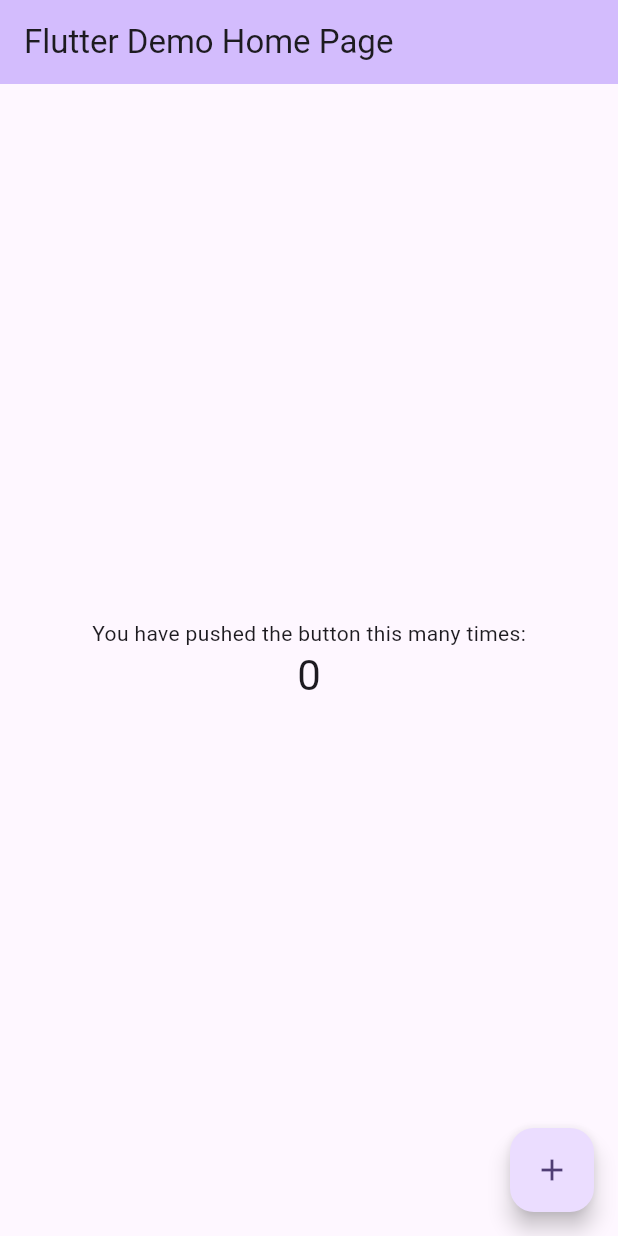
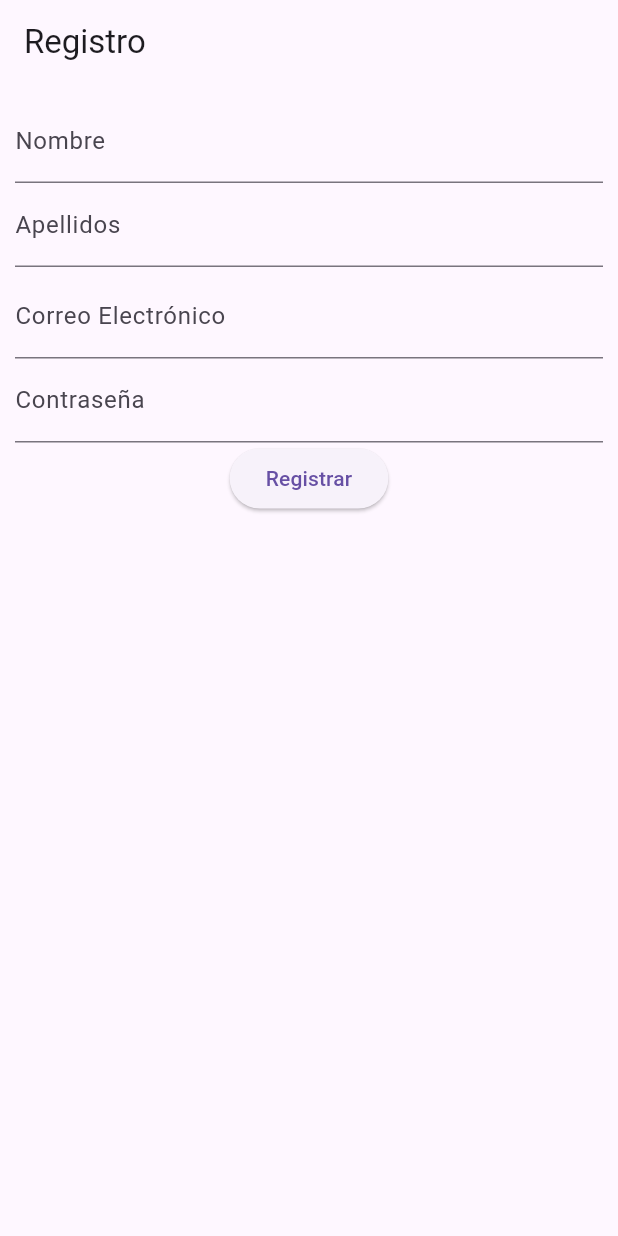
Before and after one commit to emmayforeveralone/PI_ENCENCIDO_IA, a Flutter app: the screen it shows after launch, on a phone screen of 412 x 824 dp. Run offline on Flutter 3.47's test engine with Material 3 defaults, Android fonts, the light colour scheme and no system bars.

Commit message:
archivos login, usuario y registro creados

```diff
--- /dev/null
+++ b/lib/Registro/formRegistro.dart
@@ -0,0 +1,60 @@
+import 'package:flutter/material.dart';
+
+
+class Formregistro extends StatefulWidget {
+  const Formregistro({super.key});
+
+  @override
+  State<Formregistro> createState() => _FormregistroState();
+}
+
+class _FormregistroState extends State<Formregistro> {
+  @override
+  Widget build(BuildContext context) {
+    return  Scaffold(
+      appBar: AppBar(
+        title: const Text('Registro'),
+      ),
+      body: Padding(padding: EdgeInsets.all(10),
+        child: Form(
+            child: Column(children: [
+              TextFormField(
+                controller: null,
+                decoration: InputDecoration(
+                  labelText: 'Nombre',
+                  hintText: 'Escribe tu nombre',
+                ),
+              ),
+              TextFormField(
+                decoration: InputDecoration(
+                  labelText: 'Apellidos',
+                  hintText: 'Escribe tus apellidos',
+                ),
+              ),
+
+              SizedBox(height: 5),
+              TextFormField(
+                decoration: InputDecoration(
+                  labelText: 'Correo Electrónico',
+                  hintText: 'Escribe tu correo',
+                ),
+              ),
+              TextFormField(
+                decoration: InputDecoration(
+                  labelText: 'Contraseña',
+                  hintText: 'Escribe tu contraseña',
+                ),
+              ),
+
+              ElevatedButton(
+                onPressed: () {
+                  // Validate will return true if the form is valid, or false if
+                  // the form is invalid.
+                },
+                child: const Text('Registrar'),
+              ),
+            ],)),
+      ),
+    );
+  }
+}
--- a/lib/main.dart
+++ b/lib/main.dart
@@ -1,4 +1,5 @@
 import 'package:flutter/material.dart';
+import 'package:pi2025/Registro/formRegistro.dart';
 
 void main() {
   runApp(const MyApp());
@@ -12,114 +13,8 @@
   Widget build(BuildContext context) {
     return MaterialApp(
       title: 'Flutter Demo',
-      theme: ThemeData(
-        // This is the theme of your application.
-        //
-        // TRY THIS: Try running your application with "flutter run". You'll see
-        // the application has a purple toolbar. Then, without quitting the app,
-        // try changing the seedColor in the colorScheme below to Colors.green
-        // and then invoke "hot reload" (save your changes or press the "hot
-        // reload" button in a Flutter-supported IDE, or press "r" if you used
-        // the command line to start the app).
-        //
-        // Notice that the counter didn't reset back to zero; the application
-        // state is not lost during the reload. To reset the state, use hot
-        // restart instead.
-        //
-        // This works for code too, not just values: Most code changes can be
-        // tested with just a hot reload.
-        colorScheme: ColorScheme.fromSeed(seedColor: Colors.deepPurple),
-        useMaterial3: true,
-      ),
-      home: const MyHomePage(title: 'Flutter Demo Home Page'),
+
+      home: Formregistro()
     );
   }
 }
-
-class MyHomePage extends StatefulWidget {
-  const MyHomePage({super.key, required this.title});
-
-  // This widget is the home page of your application. It is stateful, meaning
-  // that it has a State object (defined below) that contains fields that affect
-  // how it looks.
-
-  // This class is the configuration for the state. It holds the values (in this
-  // case the title) provided by the parent (in this case the App widget) and
-  // used by the build method of the State. Fields in a Widget subclass are
-  // always marked "final".
-
-  final String title;
-
-  @override
-  State<MyHomePage> createState() => _MyHomePageState();
-}
-
-class _MyHomePageState extends State<MyHomePage> {
-  int _counter = 0;
-
-  void _incrementCounter() {
-    setState(() {
-      // This call to setState tells the Flutter framework that something has
-      // changed in this State, which causes it to rerun the build method below
-      // so that the display can reflect the updated values. If we changed
-      // _counter without calling setState(), then the build method would not be
-      // called again, and so nothing would appear to happen.
-      _counter++;
-    });
-  }
-
-  @override
-  Widget build(BuildContext context) {
-    // This method is rerun every time setState is called, for instance as done
-    // by the _incrementCounter method above.
-    //
-    // The Flutter framework has been optimized to make rerunning build methods
-    // fast, so that you can just rebuild anything that needs updating rather
-    // than having to individually change instances of widgets.
-    return Scaffold(
-      appBar: AppBar(
-        // TRY THIS: Try changing the color here to a specific color (to
-        // Colors.amber, perhaps?) and trigger a hot reload to see the AppBar
-        // change color while the other colors stay the same.
-        backgroundColor: Theme.of(context).colorScheme.inversePrimary,
-        // Here we take the value from the MyHomePage object that was created by
-        // the App.build method, and use it to set our appbar title.
-        title: Text(widget.title),
-      ),
-      body: Center(
-        // Center is a layout widget. It takes a single child and positions it
-        // in the middle of the parent.
-        child: Column(
-          // Column is also a layout widget. It takes a list of children and
-          // arranges them vertically. By default, it sizes itself to fit its
-          // children horizontally, and tries to be as tall as its parent.
-          //
-          // Column has various properties to control how it sizes itself and
-          // how it positions its children. Here we use mainAxisAlignment to
-          // center the children vertically; the main axis here is the vertical
-          // axis because Columns are vertical (the cross axis would be
-          // horizontal).
-          //
-          // TRY THIS: Invoke "debug painting" (choose the "Toggle Debug Paint"
-          // action in the IDE, or press "p" in the console), to see the
-          // wireframe for each widget.
-          mainAxisAlignment: MainAxisAlignment.center,
-          children: <Widget>[
-            const Text(
-              'You have pushed the button this many times:',
-            ),
-            Text(
-              '$_counter',
-              style: Theme.of(context).textTheme.headlineMedium,
-            ),
-          ],
-        ),
-      ),
-      floatingActionButton: FloatingActionButton(
-        onPressed: _incrementCounter,
-        tooltip: 'Increment',
-        child: const Icon(Icons.add),
-      ), // This trailing comma makes auto-formatting nicer for build methods.
-    );
-  }
-}
```
